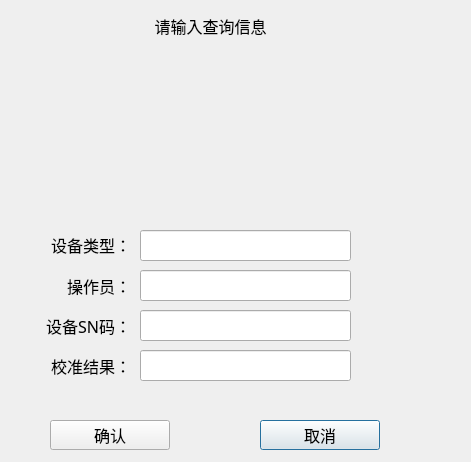
First picture: the form in PDU-CalibrateTool/logs/logquerydlg/log_logquerydlg.ui, repository ChinaClever/PDU-CalibrateTool, before the edit.
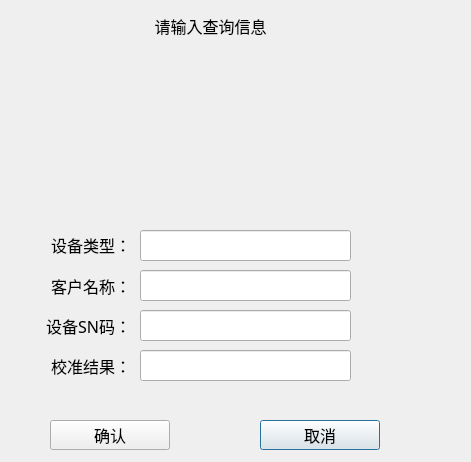
Second picture: the form after the edit.

Commit message: 增加客户名称功能

The edit to the form file:
```diff
--- a/PDU-CalibrateTool/logs/logquerydlg/log_logquerydlg.ui
+++ b/PDU-CalibrateTool/logs/logquerydlg/log_logquerydlg.ui
@@ -35,7 +35,7 @@
     <string notr="true"/>
    </property>
    <property name="text">
-    <string>操作员：</string>
+    <string>客户名称：</string>
    </property>
    <property name="alignment">
     <set>Qt::AlignRight|Qt::AlignTrailing|Qt::AlignVCenter</set>
```
The commit also changes 17 other files.
